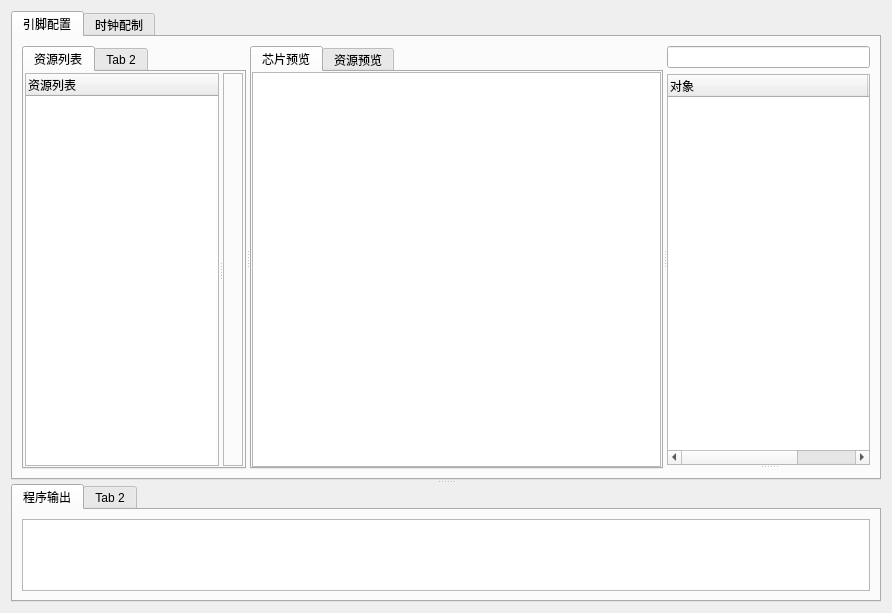
Above: Config/Mcu/FormMcuConfig.ui from xqyjlj/ChmcuInit before the change. Below: the same form after it.
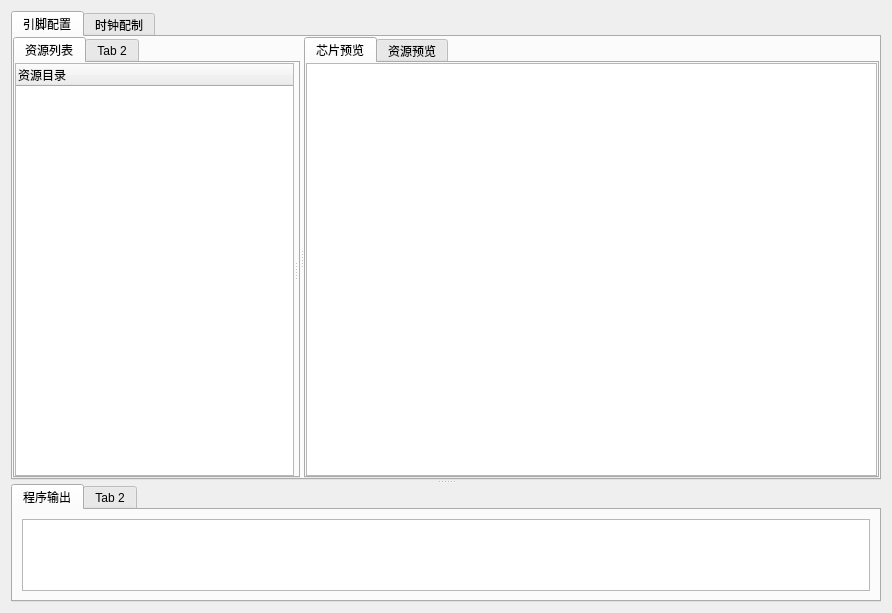
That is the form after the change. Custom widgets are drawn as their Qt base class.

```diff
--- a/Config/Mcu/FormMcuConfig.ui
+++ b/Config/Mcu/FormMcuConfig.ui
@@ -37,6 +37,21 @@
         <string>引脚配置</string>
        </attribute>
        <layout class="QGridLayout" name="gridLayout_8">
+        <property name="leftMargin">
+         <number>0</number>
+        </property>
+        <property name="topMargin">
+         <number>0</number>
+        </property>
+        <property name="rightMargin">
+         <number>0</number>
+        </property>
+        <property name="bottomMargin">
+         <number>0</number>
+        </property>
+        <property name="spacing">
+         <number>0</number>
+        </property>
         <item row="0" column="0">
          <widget class="QSplitter" name="splitter_4">
           <property name="orientation">
@@ -56,66 +71,52 @@
             <attribute name="title">
              <string>资源列表</string>
             </attribute>
-            <layout class="QGridLayout" name="gridLayout_7">
+            <layout class="QGridLayout" name="gridLayout">
              <property name="leftMargin">
-              <number>1</number>
+              <number>0</number>
              </property>
              <property name="topMargin">
-              <number>1</number>
+              <number>0</number>
              </property>
              <property name="rightMargin">
-              <number>1</number>
+              <number>0</number>
              </property>
              <property name="bottomMargin">
-              <number>1</number>
-             </property>
-             <property name="spacing">
               <number>0</number>
              </property>
              <item row="0" column="0">
-              <widget class="QSplitter" name="splitter_2">
+              <widget class="QSplitter" name="splitter">
                <property name="orientation">
                 <enum>Qt::Horizontal</enum>
                </property>
                <property name="childrenCollapsible">
                 <bool>false</bool>
                </property>
-               <widget class="QTreeWidget" name="treeWidgetChooseIp">
-                <property name="sizePolicy">
-                 <sizepolicy hsizetype="Expanding" vsizetype="Expanding">
-                  <horstretch>1</horstretch>
-                  <verstretch>0</verstretch>
-                 </sizepolicy>
-                </property>
+               <widget class="TreeWidgetChooseIp" name="u_treeWidgetChooseIp">
                 <column>
                  <property name="text">
-                  <string>资源列表</string>
+                  <string>资源目录</string>
                  </property>
                 </column>
                </widget>
-               <widget class="QFrame" name="frame">
-                <property name="sizePolicy">
-                 <sizepolicy hsizetype="Preferred" vsizetype="Preferred">
-                  <horstretch>1</horstretch>
-                  <verstretch>0</verstretch>
-                 </sizepolicy>
-                </property>
-                <property name="minimumSize">
-                 <size>
-                  <width>0</width>
-                  <height>0</height>
-                 </size>
-                </property>
-                <property name="statusTip">
-                 <string>功能配置</string>
-                </property>
-                <property name="frameShape">
-                 <enum>QFrame::StyledPanel</enum>
-                </property>
-                <property name="frameShadow">
-                 <enum>QFrame::Raised</enum>
-                </property>
-                <layout class="QGridLayout" name="gridLayout_3"/>
+               <widget class="QWidget" name="u_widgetIp" native="true">
+                <layout class="QGridLayout" name="u_gridLayoutIp">
+                 <property name="leftMargin">
+                  <number>0</number>
+                 </property>
+                 <property name="topMargin">
+                  <number>0</number>
+                 </property>
+                 <property name="rightMargin">
+                  <number>0</number>
+                 </property>
+                 <property name="bottomMargin">
+                  <number>0</number>
+                 </property>
+                 <property name="spacing">
+                  <number>0</number>
+                 </property>
+                </layout>
                </widget>
               </widget>
              </item>
@@ -175,102 +176,6 @@
             </attribute>
            </widget>
           </widget>
-          <widget class="QSplitter" name="splitter">
-           <property name="sizePolicy">
-            <sizepolicy hsizetype="Preferred" vsizetype="Expanding">
-             <horstretch>1</horstretch>
-             <verstretch>0</verstretch>
-            </sizepolicy>
-           </property>
-           <property name="orientation">
-            <enum>Qt::Vertical</enum>
-           </property>
-           <property name="handleWidth">
-            <number>4</number>
-           </property>
-           <property name="childrenCollapsible">
-            <bool>false</bool>
-           </property>
-           <widget class="QWidget" name="widget" native="true">
-            <property name="sizePolicy">
-             <sizepolicy hsizetype="Preferred" vsizetype="Preferred">
-              <horstretch>0</horstretch>
-              <verstretch>1</verstretch>
-             </sizepolicy>
-            </property>
-            <layout class="QGridLayout" name="gridLayout">
-             <property name="leftMargin">
-              <number>0</number>
-             </property>
-             <property name="topMargin">
-              <number>0</number>
-             </property>
-             <property name="rightMargin">
-              <number>0</number>
-             </property>
-             <property name="bottomMargin">
-              <number>0</number>
-             </property>
-             <item row="1" column="0">
-              <widget class="TreeWidgetMcuChooseFunction" name="utreeWidgetMcuChooseFunction">
-               <attribute name="headerCascadingSectionResizes">
-                <bool>true</bool>
-               </attribute>
-               <attribute name="headerMinimumSectionSize">
-                <number>50</number>
-               </attribute>
-               <attribute name="headerDefaultSectionSize">
-                <number>200</number>
-               </attribute>
-               <attribute name="headerHighlightSections">
-                <bool>false</bool>
-               </attribute>
-               <attribute name="headerShowSortIndicator" stdset="0">
-                <bool>false</bool>
-               </attribute>
-               <attribute name="headerStretchLastSection">
-                <bool>true</bool>
-               </attribute>
-               <column>
-                <property name="text">
-                 <string>对象</string>
-                </property>
-               </column>
-               <column>
-                <property name="text">
-                 <string>属性</string>
-                </property>
-               </column>
-              </widget>
-             </item>
-             <item row="0" column="0">
-              <widget class="QLineEdit" name="lineEdit"/>
-             </item>
-            </layout>
-           </widget>
-           <widget class="QWidget" name="uformMcuAttribute" native="true">
-            <property name="sizePolicy">
-             <sizepolicy hsizetype="Preferred" vsizetype="Preferred">
-              <horstretch>0</horstretch>
-              <verstretch>1</verstretch>
-             </sizepolicy>
-            </property>
-            <layout class="QGridLayout" name="ulayoutFormMcuAttribute">
-             <property name="leftMargin">
-              <number>0</number>
-             </property>
-             <property name="topMargin">
-              <number>0</number>
-             </property>
-             <property name="rightMargin">
-              <number>0</number>
-             </property>
-             <property name="bottomMargin">
-              <number>0</number>
-             </property>
-            </layout>
-           </widget>
-          </widget>
          </widget>
         </item>
        </layout>
@@ -312,16 +217,16 @@
   </layout>
  </widget>
  <customwidgets>
-  <customwidget>
-   <class>TreeWidgetMcuChooseFunction</class>
-   <extends>QTreeWidget</extends>
-   <header>TreeWidgetMcuChooseFunction.h</header>
-  </customwidget>
   <customwidget>
    <class>GraphicsView</class>
    <extends>QGraphicsView</extends>
    <header>GraphicsView.h</header>
   </customwidget>
+  <customwidget>
+   <class>TreeWidgetChooseIp</class>
+   <extends>QTreeWidget</extends>
+   <header>TreeWidgetChooseIp.h</header>
+  </customwidget>
  </customwidgets>
  <resources/>
  <connections/>
```
Left out of the diff: 2 changed lines with no effect on the pictures.
